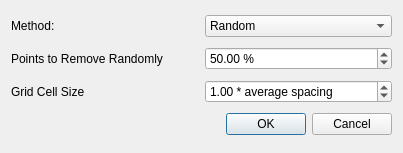
First picture: the form in Polyhedron/demo/Polyhedron/Polyhedron_demo_point_set_simplification_plugin.ui, repository CGAL/cgal, before the edit.
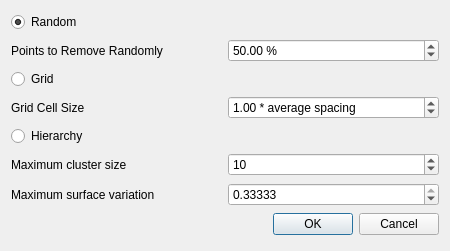
Second picture: the form after the edit.

Commit message: Integrate hierarchy simplification in reworked simplification plugin

```diff
--- a/Polyhedron/demo/Polyhedron/Polyhedron_demo_point_set_simplification_plugin.ui
+++ b/Polyhedron/demo/Polyhedron/Polyhedron_demo_point_set_simplification_plugin.ui
@@ -1,49 +1,55 @@
 <ui version="4.0" >
  <class>PointSetSimplificationDialog</class>
- <widget class="QDialog" name="PointSetSimplificationDialog" >
-  <property name="geometry" >
+ <widget class="QDialog" name="PointSetSimplificationDialog">
+  <property name="geometry">
    <rect>
     <x>0</x>
     <y>0</y>
-    <width>403</width>
-    <height>153</height>
+    <width>450</width>
+    <height>251</height>
    </rect>
   </property>
   <property name="windowTitle" >
    <string>Simplification</string>
   </property>
-  <layout class="QGridLayout" >
-   <item row="0" column="0" >
-    <widget class="QLabel" name="label" >
-     <property name="text" >
-      <string>Method:</string>
+  <layout class="QGridLayout">
+   <item row="7" column="0">
+    <widget class="QLabel" name="label_4">
+     <property name="text">
+      <string>Maximum cluster size</string>
      </property>
     </widget>
    </item>
-   <item row="0" column="1" >
-    <widget class="QComboBox" name="m_simplificationMethod" >
-     <item>
-      <property name="text" >
-       <string>Random</string>
-      </property>
-     </item>
-     <item>
-      <property name="text" >
-       <string>Grid Clustering</string>
-      </property>
-     </item>
+   <item row="9" column="0" colspan="2">
+    <widget class="QDialogButtonBox" name="buttonBox">
+     <property name="orientation">
+      <enum>Qt::Horizontal</enum>
+     </property>
+     <property name="standardButtons">
+      <set>QDialogButtonBox::Cancel|QDialogButtonBox::Ok</set>
+     </property>
     </widget>
    </item>
-   <item row="1" column="0" >
-    <widget class="QLabel" name="label_2" >
-     <property name="text" >
-      <string>Points to Remove Randomly</string>
+   <item row="2" column="0">
+    <widget class="QRadioButton" name="Random">
+     <property name="text">
+      <string>Random</string>
      </property>
+     <property name="checked">
+      <bool>true</bool>
+     </property>
     </widget>
    </item>
-   <item row="1" column="1" >
-    <widget class="QDoubleSpinBox" name="m_randomSimplificationPercentage" >
-     <property name="suffix" >
+   <item row="4" column="0">
+    <widget class="QRadioButton" name="Grid">
+     <property name="text">
+      <string>Grid</string>
+     </property>
+    </widget>
+   </item>
+   <item row="3" column="1">
+    <widget class="QDoubleSpinBox" name="m_randomSimplificationPercentage">
+     <property name="suffix">
       <string> %</string>
      </property>
      <property name="decimals" >
@@ -63,16 +69,16 @@
      </property>
     </widget>
    </item>
-   <item row="2" column="0" >
-    <widget class="QLabel" name="label_3" >
-     <property name="text" >
-      <string>Grid Cell Size</string>
+   <item row="6" column="0">
+    <widget class="QRadioButton" name="Hierarchy">
+     <property name="text">
+      <string>Hierarchy</string>
      </property>
     </widget>
    </item>
-   <item row="2" column="1" >
-    <widget class="QDoubleSpinBox" name="m_gridCellSize" >
-     <property name="suffix" >
+   <item row="5" column="1">
+    <widget class="QDoubleSpinBox" name="m_gridCellSize">
+     <property name="suffix">
       <string> * average spacing</string>
      </property>
      <property name="decimals" >
@@ -92,13 +98,59 @@
      </property>
     </widget>
    </item>
-   <item row="3" column="0" colspan="2" >
-    <widget class="QDialogButtonBox" name="buttonBox" >
-     <property name="orientation" >
-      <enum>Qt::Horizontal</enum>
+   <item row="3" column="0">
+    <widget class="QLabel" name="label_2">
+     <property name="text">
+      <string>Points to Remove Randomly</string>
      </property>
-     <property name="standardButtons" >
-      <set>QDialogButtonBox::Cancel|QDialogButtonBox::NoButton|QDialogButtonBox::Ok</set>
+    </widget>
+   </item>
+   <item row="5" column="0">
+    <widget class="QLabel" name="label_3">
+     <property name="text">
+      <string>Grid Cell Size</string>
+     </property>
+    </widget>
+   </item>
+   <item row="7" column="1">
+    <widget class="QSpinBox" name="m_maximumClusterSize">
+     <property name="minimum">
+      <number>1</number>
+     </property>
+     <property name="maximum">
+      <number>2147483647</number>
+     </property>
+     <property name="value">
+      <number>10</number>
+     </property>
+    </widget>
+   </item>
+   <item row="8" column="0">
+    <widget class="QLabel" name="label_5">
+     <property name="text">
+      <string>Maximum surface variation</string>
+     </property>
+    </widget>
+   </item>
+   <item row="8" column="1">
+    <widget class="QDoubleSpinBox" name="m_maximumSurfaceVariation">
+     <property name="suffix">
+      <string/>
+     </property>
+     <property name="decimals">
+      <number>5</number>
+     </property>
+     <property name="minimum">
+      <double>0.000010000000000</double>
+     </property>
+     <property name="maximum">
+      <double>0.333330000000000</double>
+     </property>
+     <property name="singleStep">
+      <double>0.012340000000000</double>
+     </property>
+     <property name="value">
+      <double>0.333330000000000</double>
      </property>
     </widget>
    </item>
```
Left out of the diff: 33 changed lines with no effect on the pictures. The commit also changes 5 other files.
